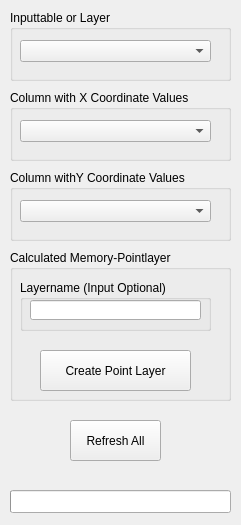
Qt form mainWindow.ui (klausib/xyToPoint) before a commit.
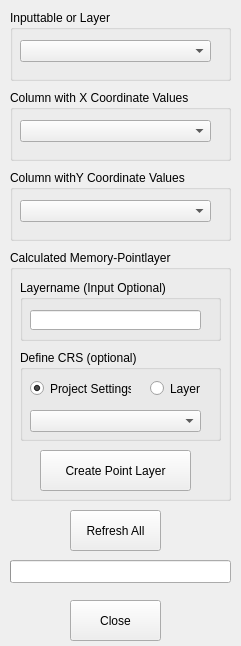
The same form after that commit.

Diff of the .ui file:
```diff
--- a/mainWindow.ui
+++ b/mainWindow.ui
@@ -10,11 +10,11 @@
     <x>0</x>
     <y>0</y>
     <width>241</width>
-    <height>525</height>
+    <height>646</height>
    </rect>
   </property>
   <property name="sizePolicy">
-   <sizepolicy hsizetype="Expanding" vsizetype="Expanding">
+   <sizepolicy hsizetype="Fixed" vsizetype="Fixed">
     <horstretch>0</horstretch>
     <verstretch>0</verstretch>
    </sizepolicy>
@@ -55,7 +55,7 @@
    <property name="geometry">
     <rect>
      <x>70</x>
-     <y>420</y>
+     <y>510</y>
      <width>91</width>
      <height>41</height>
     </rect>
@@ -116,7 +116,7 @@
      <x>10</x>
      <y>250</y>
      <width>221</width>
-     <height>151</height>
+     <height>251</height>
     </rect>
    </property>
    <property name="title">
@@ -126,7 +126,7 @@
     <property name="geometry">
      <rect>
       <x>30</x>
-      <y>100</y>
+      <y>200</y>
       <width>151</width>
       <height>41</height>
      </rect>
@@ -140,8 +140,8 @@
      <rect>
       <x>10</x>
       <y>30</y>
-      <width>191</width>
-      <height>51</height>
+      <width>201</width>
+      <height>61</height>
      </rect>
     </property>
     <property name="title">
@@ -151,19 +151,86 @@
      <property name="geometry">
       <rect>
        <x>10</x>
-       <y>20</y>
+       <y>30</y>
        <width>171</width>
        <height>20</height>
       </rect>
      </property>
     </widget>
    </widget>
+   <widget class="QGroupBox" name="groupBox_6">
+    <property name="geometry">
+     <rect>
+      <x>10</x>
+      <y>100</y>
+      <width>201</width>
+      <height>91</height>
+     </rect>
+    </property>
+    <property name="title">
+     <string>Define CRS (optional)</string>
+    </property>
+    <widget class="QComboBox" name="cmbLayerCRS">
+     <property name="enabled">
+      <bool>true</bool>
+     </property>
+     <property name="geometry">
+      <rect>
+       <x>10</x>
+       <y>60</y>
+       <width>171</width>
+       <height>22</height>
+      </rect>
+     </property>
+     <property name="sizePolicy">
+      <sizepolicy hsizetype="Fixed" vsizetype="Fixed">
+       <horstretch>0</horstretch>
+       <verstretch>0</verstretch>
+      </sizepolicy>
+     </property>
+    </widget>
+    <widget class="QRadioButton" name="rbProject">
+     <property name="geometry">
+      <rect>
+       <x>10</x>
+       <y>30</y>
+       <width>101</width>
+       <height>17</height>
+      </rect>
+     </property>
+     <property name="text">
+      <string>Project Settings</string>
+     </property>
+     <property name="checked">
+      <bool>true</bool>
+     </property>
+     <attribute name="buttonGroup">
+      <string>buttonGroup</string>
+     </attribute>
+    </widget>
+    <widget class="QRadioButton" name="rbLayer">
+     <property name="geometry">
+      <rect>
+       <x>130</x>
+       <y>30</y>
+       <width>51</width>
+       <height>17</height>
+      </rect>
+     </property>
+     <property name="text">
+      <string>Layer</string>
+     </property>
+     <attribute name="buttonGroup">
+      <string>buttonGroup</string>
+     </attribute>
+    </widget>
+   </widget>
   </widget>
   <widget class="QProgressBar" name="progressBar">
    <property name="geometry">
     <rect>
      <x>10</x>
-     <y>490</y>
+     <y>560</y>
      <width>221</width>
      <height>23</height>
     </rect>
@@ -184,6 +251,19 @@
     <enum>QProgressBar::TopToBottom</enum>
    </property>
   </widget>
+  <widget class="QPushButton" name="btnClose">
+   <property name="geometry">
+    <rect>
+     <x>70</x>
+     <y>600</y>
+     <width>91</width>
+     <height>41</height>
+    </rect>
+   </property>
+   <property name="text">
+    <string>Close</string>
+   </property>
+  </widget>
  </widget>
  <resources>
   <include location="resources.qrc"/>
```
Left out of the diff: 7 changed lines with no effect on the pictures.
